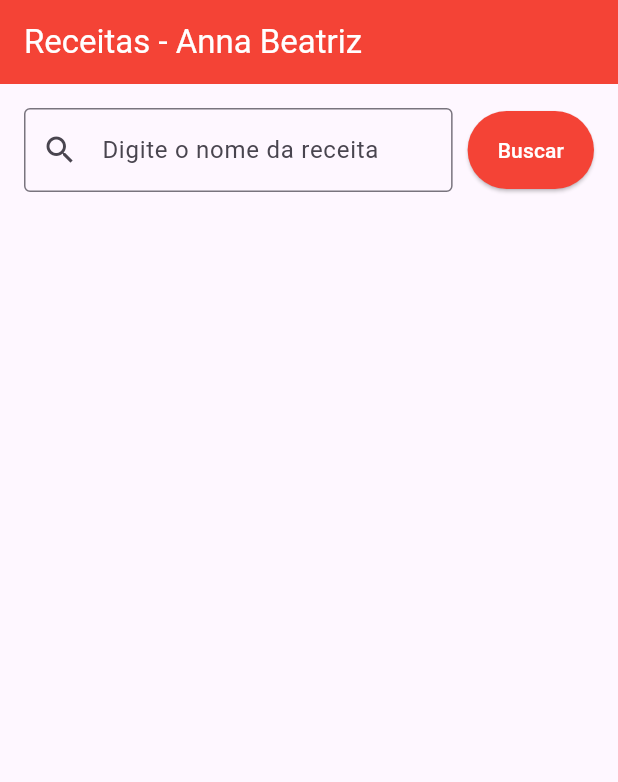
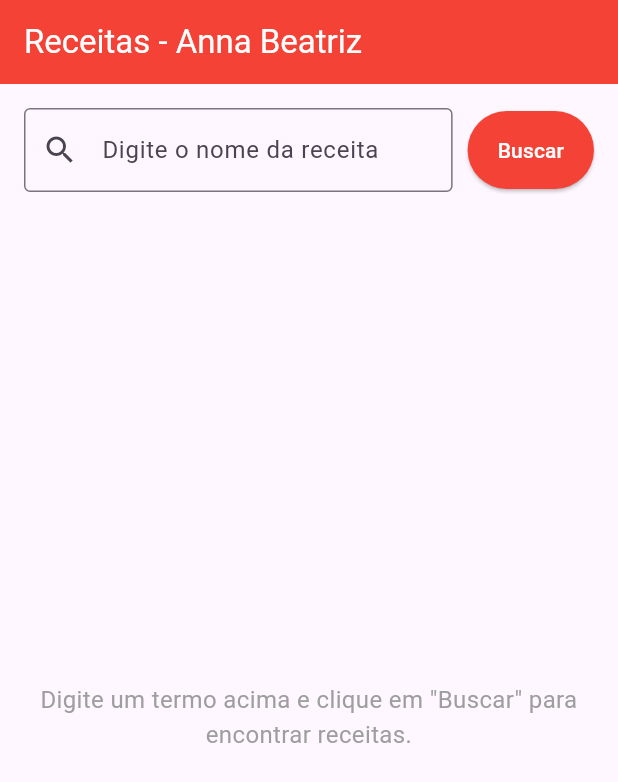
Before and after one commit to annabeatriz-martins/ddm1-flutter-2026-02-AnnaBeatriz, a Flutter app: the screen it shows after launch, after a tap on "Buscar", on a phone screen of 412 x 824 dp. Shown: the top 782 px of the screen. Run offline on Flutter 3.47's test engine with Material 3 defaults, Android fonts, the phone set to English and light mode, and no system bars.

Commit message:
tratamento de estados

```diff
--- a/tp6/lib/main.dart
+++ b/tp6/lib/main.dart
@@ -36,25 +36,45 @@ class _ReceitaPagPesquisaEstado extends State<ReceitaPagPesquisa>{
   final TextEditingController _controller = TextEditingController();
   List<dynamic> _receitas = [];
 
+  bool _estaCarregando = false;
+  bool _foiPesquisado = false;
+  String? _errorMessage;
+
   Future<void> _pesquisaReceita(String query) async {
     if (query.trim().isEmpty) return;
+
+    setState(() {
+      _estaCarregando = true;
+      _foiPesquisado = true;
+      _errorMessage = null;
+      _receitas = [];
+    });
 
     try {
       final url = Uri.parse(
           'https://www.themealdb.com/api/json/v1/1/search.php?s=${Uri.encodeComponent(query)}');
 
-      final response = await http.get(url);
+      final response = await http.get(url).timeout(const Duration(seconds: 10));
 
       if (response.statusCode == 200) {
         final data = json.decode(response.body);
         setState(() {
           _receitas = data['meals'] ?? [];
         });
-      }
-    } catch (e) {
-      debugPrint('Erro ao buscar receitas: $e');
+      }else {
+      setState(() {
+        _errorMessage = 'Erro no servidor. Código: ${response.statusCode}';
+        _estaCarregando = false;
+      });
     }
+  } catch (e) {
+    setState(() {
+      _errorMessage = 'Falha na conexão. Verifique sua internet e tente novamente.';
+      _estaCarregando = false;
+    });
+    debugPrint('Erro detalhado: $e');
   }
+}
 
   @override
   Widget build(BuildContext context) {
@@ -97,25 +117,80 @@ class _ReceitaPagPesquisaEstado extends State<ReceitaPagPesquisa>{
             ),
             const SizedBox(height: 20),
             Expanded(
-              child: ListView.builder(
-                itemCount: _receitas.length,
-                itemBuilder: (context, index) {
-                  final recipe = _receitas[index];
-                  return ListTile(
-                    leading: Image.network(
-                      recipe['strMealThumb'] ?? '',
-                      width: 50,
-                      height: 50,
-                      fit: BoxFit.cover,
-                    ),
-                    title: Text(recipe['strMeal'] ?? ''),
-                  );
-                },
-              ),
+              child: _body(),
             ),
           ],
         ),
       ),
     );
   }
+
+  Widget _body() {
+    if (_estaCarregando) {
+      return const Center(
+        child: CircularProgressIndicator(),
+      );
+    }
+
+    if (_errorMessage != null) {
+      return Center(
+        child: Text(
+          _errorMessage!,
+          style: const TextStyle(color: Colors.red, fontSize: 16),
+          textAlign: TextAlign.center,
+        ),
+      );
+    }
+
+    if (_foiPesquisado && _receitas.isEmpty) {
+      return const Center(
+        child: Text(
+          'Nenhuma receita encontrada para esta pesquisa.',
+          style: TextStyle(fontSize: 16, color: Colors.grey),
+          textAlign: TextAlign.center,
+        ),
+      );
+    }
+
+    if (!_foiPesquisado) {
+      return const Center(
+        child: Text(
+          'Digite um termo acima e clique em "Buscar" para encontrar receitas.',
+          style: TextStyle(fontSize: 16, color: Colors.grey),
+          textAlign: TextAlign.center,
+        ),
+      );
+    }
+
+    return ListView.builder(
+      itemCount: _receitas.length,
+      itemBuilder: (context, index) {
+        final recipe = _receitas[index];
+        return Card(
+          elevation: 3,
+          margin: const EdgeInsets.symmetric(vertical: 8),
+          child: ListTile(
+            leading: ClipRRect(
+              borderRadius: BorderRadius.circular(8.0),
+              child: Image.network(
+                recipe['strMealThumb'] ?? '',
+                width: 60,
+                height: 60,
+                fit: BoxFit.cover,
+                errorBuilder: (context, error, stackTrace) =>
+                    const Icon(Icons.broken_image, size: 60),
+              ),
+            ),
+            title: Text(
+              recipe['strMeal'] ?? 'Nome indisponível',
+              style: const TextStyle(fontWeight: FontWeight.bold),
+            ),
+            subtitle: Text(
+              'Categoria: ${recipe['strCategory'] ?? 'N/A'} | País: ${recipe['strArea'] ?? 'N/A'}',
+            ),
+          ),
+        );
+      },
+    );
+  }
 }
```
